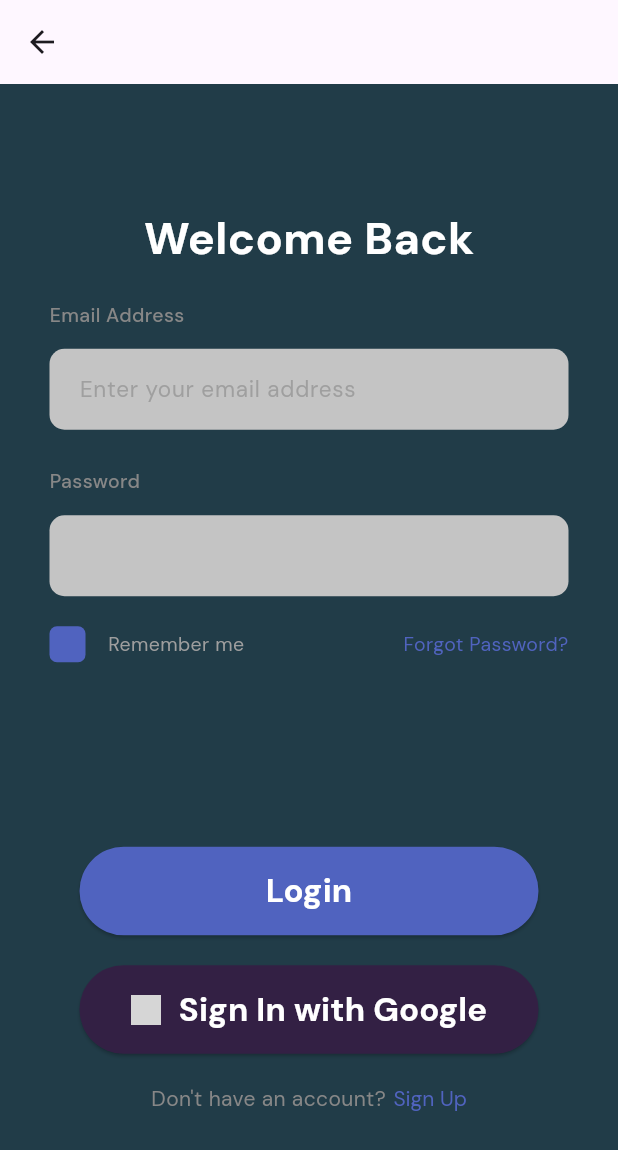
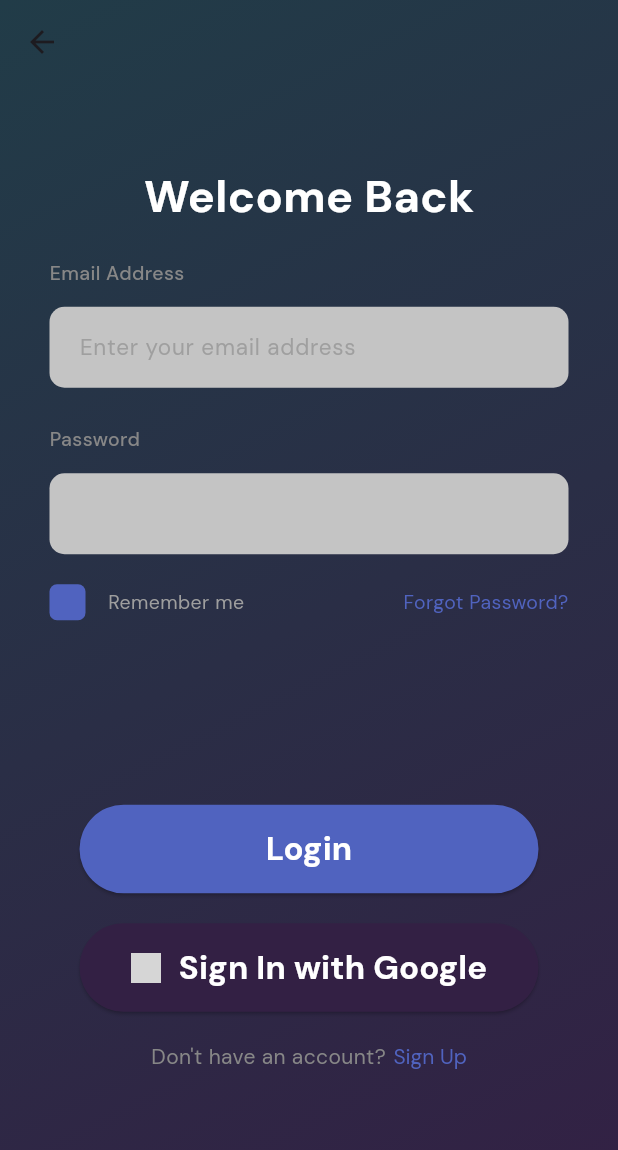
Before and after one commit to Maisho20/Dompet-digital, a Flutter app: the screen it shows after launch, after a tap on "Go to Login Page", on a phone screen of 412 x 824 dp. Shown: the top 1150 px of the screen. Run offline on Flutter 3.47's test engine with Material 3 defaults, Android fonts, the phone set to English and light mode, and no system bars; our stand-ins replace google_fonts; network calls fail; grey boxes are pictures that could not be loaded.

Commit message:
Update login page

```diff
--- a/lib/pages/login.dart
+++ b/lib/pages/login.dart
@@ -19,7 +19,9 @@ class LoginPage extends StatelessWidget {
       //     child: const Text('Go to Second Page'),
       //   ),
       // ),
+      extendBodyBehindAppBar: true,
       appBar: AppBar(
+        backgroundColor: Colors.transparent,
         elevation: 0,
         leading: IconButton(
           icon: Icon(Icons.arrow_back),
@@ -28,8 +30,15 @@ class LoginPage extends StatelessWidget {
           },
         ),
       ),
-      backgroundColor: Color(0xFF213C48),
-      body: Center(
+      body: Container(
+        decoration: BoxDecoration(
+          gradient: LinearGradient(
+            begin: Alignment.topLeft,
+            end: Alignment.bottomRight,
+            colors: <Color>[Color(0xFF213C48), Color(0xFF332044)],
+          ),
+        ),
+        child: Center(
           child: Container(
             margin: EdgeInsets.symmetric(horizontal: 33),
             child: Column(
@@ -73,8 +82,8 @@ class LoginPage extends StatelessWidget {
                             fontSize: 15,
                             color: thirdColor.withOpacity(0.6),
                           ),
-                        contentPadding:
-                            EdgeInsets.symmetric(horizontal: 20, vertical: 15),
+                          contentPadding: EdgeInsets.symmetric(
+                              horizontal: 20, vertical: 15),
                         ),
                       ),
                     ),
@@ -100,8 +109,8 @@ class LoginPage extends StatelessWidget {
                       child: TextField(
                         decoration: InputDecoration(
                           border: InputBorder.none,
-                        contentPadding:
-                            EdgeInsets.symmetric(horizontal: 20, vertical: 15),
+                          contentPadding: EdgeInsets.symmetric(
+                              horizontal: 20, vertical: 15),
                         ),
                         // suffixIcon: Icon(
                         //   Icons.visibility_off,
@@ -225,6 +234,7 @@ class LoginPage extends StatelessWidget {
             ),
           ),
         ),
+      ),
     );
   }
 }
```
Also changed, not shown: pubspec.lock. Lines whose indentation alone changed are shown as unchanged.
